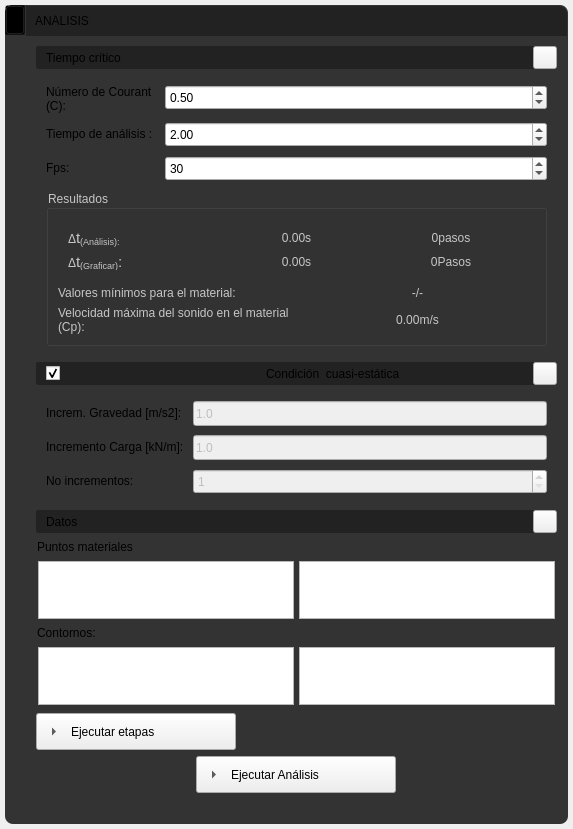
First picture: the form in app/ui/widget_draw_menu_execute.ui, repository edwinar13/MPM-UN, before the edit.
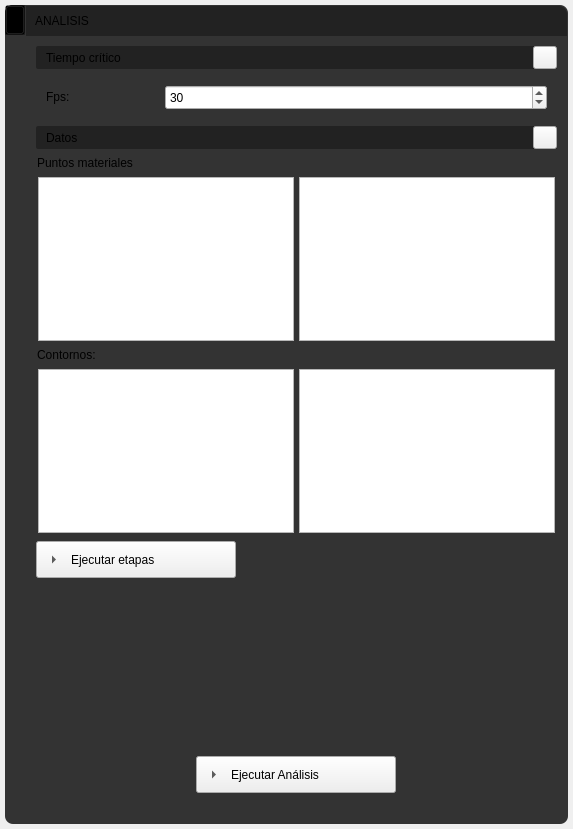
Second picture: the form after the edit. Icons and pictures are not drawn.

Commit message: refactor(etapas): PASO 1 limpieza — una sola fuente de verdad (ETAPAS)

Patch:
```diff
--- a/app/ui/widget_draw_menu_execute.ui
+++ b/app/ui/widget_draw_menu_execute.ui
@@ -1056,112 +1056,6 @@
                 <number>9</number>
                </property>
                <item row="0" column="0">
-                <widget class="QLabel" name="label_texExcute_5">
-                 <property name="minimumSize">
-                  <size>
-                   <width>110</width>
-                   <height>0</height>
-                  </size>
-                 </property>
-                 <property name="text">
-                  <string>Número de Courant (C):</string>
-                 </property>
-                 <property name="wordWrap">
-                  <bool>true</bool>
-                 </property>
-                 <property name="QLabelStyle" stdset="0">
-                  <number>3</number>
-                 </property>
-                </widget>
-               </item>
-               <item row="0" column="1">
-                <widget class="QDoubleSpinBox" name="doubleSpinBoxl_textExecuteNumberCourant">
-                 <property name="enabled">
-                  <bool>true</bool>
-                 </property>
-                 <property name="minimumSize">
-                  <size>
-                   <width>120</width>
-                   <height>25</height>
-                  </size>
-                 </property>
-                 <property name="suffix">
-                  <string/>
-                 </property>
-                 <property name="decimals">
-                  <number>2</number>
-                 </property>
-                 <property name="minimum">
-                  <double>0.100000000000000</double>
-                 </property>
-                 <property name="maximum">
-                  <double>1.000000000000000</double>
-                 </property>
-                 <property name="singleStep">
-                  <double>0.100000000000000</double>
-                 </property>
-                 <property name="value">
-                  <double>0.500000000000000</double>
-                 </property>
-                 <property name="QDoubleSpinBoxStyle" stdset="0">
-                  <number>1</number>
-                 </property>
-                </widget>
-               </item>
-               <item row="1" column="0">
-                <widget class="QLabel" name="label_texExcute_8">
-                 <property name="minimumSize">
-                  <size>
-                   <width>110</width>
-                   <height>0</height>
-                  </size>
-                 </property>
-                 <property name="text">
-                  <string>Tiempo de análisis :</string>
-                 </property>
-                 <property name="QLabelStyle" stdset="0">
-                  <number>3</number>
-                 </property>
-                </widget>
-               </item>
-               <item row="1" column="1">
-                <widget class="QDoubleSpinBox" name="doubleSpinBoxl_textExecuteTimeAnalysis">
-                 <property name="enabled">
-                  <bool>true</bool>
-                 </property>
-                 <property name="minimumSize">
-                  <size>
-                   <width>120</width>
-                   <height>25</height>
-                  </size>
-                 </property>
-                 <property name="suffix">
-                  <string/>
-                 </property>
-                 <property name="decimals">
-                  <number>2</number>
-                 </property>
-                 <property name="minimum">
-                  <double>0.100000000000000</double>
-                 </property>
-                 <property name="maximum">
-                  <double>100.000000000000000</double>
-                 </property>
-                 <property name="singleStep">
-                  <double>0.010000000000000</double>
-                 </property>
-                 <property name="stepType">
-                  <enum>QAbstractSpinBox::StepType::DefaultStepType</enum>
-                 </property>
-                 <property name="value">
-                  <double>2.000000000000000</double>
-                 </property>
-                 <property name="QDoubleSpinBoxStyle" stdset="0">
-                  <number>1</number>
-                 </property>
-                </widget>
-               </item>
-               <item row="2" column="0">
                 <widget class="QLabel" name="label_texExcute_10">
                  <property name="minimumSize">
                   <size>
@@ -1177,7 +1071,7 @@
                  </property>
                 </widget>
                </item>
-               <item row="2" column="1">
+               <item row="0" column="1">
                 <widget class="QSpinBox" name="doubleSpinBoxl_textExecuteFps">
                  <property name="minimumSize">
                   <size>
@@ -1201,388 +1095,6 @@
                   <number>10</number>
                  </property>
                  <property name="QSpinBoxStyle" stdset="0">
-                  <number>1</number>
-                 </property>
-                </widget>
-               </item>
-               <item row="3" column="0" colspan="2">
-                <widget class="QGroupBox" name="groupBox">
-                 <property name="styleSheet">
-                  <string notr="true">color: rgb(198, 198, 198);</string>
-                 </property>
-                 <property name="title">
-                  <string>Resultados</string>
-                 </property>
-                 <layout class="QVBoxLayout" name="verticalLayout_7">
-                  <item>
-                   <widget class="QFrame" name="frame">
-                    <property name="frameShape">
-                     <enum>QFrame::Shape::StyledPanel</enum>
-                    </property>
-                    <property name="frameShadow">
-                     <enum>QFrame::Shadow::Raised</enum>
-                    </property>
-                    <layout class="QGridLayout" name="gridLayout">
-                     <item row="0" column="2">
-                      <widget class="QLabel" name="label_texExcuteStepAnalysis">
-                       <property name="text">
-                        <string>0pasos</string>
-                       </property>
-                       <property name="alignment">
-                        <set>Qt::AlignmentFlag::AlignCenter</set>
-                       </property>
-                      </widget>
-                     </item>
-                     <item row="0" column="1">
-                      <widget class="QLabel" name="label_texExcuteDtAnalysis">
-                       <property name="text">
-                        <string>0.00s</string>
-                       </property>
-                       <property name="alignment">
-                        <set>Qt::AlignmentFlag::AlignCenter</set>
-                       </property>
-                      </widget>
-                     </item>
-                     <item row="0" column="0">
-                      <widget class="QLabel" name="label_texExcute_6">
-                       <property name="minimumSize">
-                        <size>
-                         <width>0</width>
-                         <height>0</height>
-                        </size>
-                       </property>
-                       <property name="text">
-                        <string>&lt;html&gt;&lt;head/&gt;&lt;body&gt;&lt;p&gt;Δ&lt;span style=&quot; font-size:11pt;&quot;&gt;t&lt;/span&gt;&lt;span style=&quot; font-size:11pt; vertical-align:sub;&quot;&gt;(Análisis):&lt;/span&gt;&lt;/p&gt;&lt;/body&gt;&lt;/html&gt;</string>
-                       </property>
-                       <property name="wordWrap">
-                        <bool>true</bool>
-                       </property>
-                       <property name="QLabelStyle" stdset="0">
-                        <number>3</number>
-                       </property>
-                      </widget>
-                     </item>
-                     <item row="1" column="0">
-                      <widget class="QLabel" name="label_texExcute_7">
-                       <property name="minimumSize">
-                        <size>
-                         <width>0</width>
-                         <height>0</height>
-                        </size>
-                       </property>
-                       <property name="text">
-                        <string>&lt;html&gt;&lt;head/&gt;&lt;body&gt;&lt;p&gt;Δ&lt;span style=&quot; font-size:11pt;&quot;&gt;t&lt;/span&gt;&lt;span style=&quot; font-size:11pt; vertical-align:sub;&quot;&gt;(Graficar)&lt;/span&gt;&lt;span style=&quot; font-size:11pt;&quot;&gt;:&lt;/span&gt;&lt;/p&gt;&lt;/body&gt;&lt;/html&gt;</string>
-                       </property>
-                       <property name="wordWrap">
-                        <bool>true</bool>
-                       </property>
-                       <property name="QLabelStyle" stdset="0">
-                        <number>3</number>
-                       </property>
-                      </widget>
-                     </item>
-                     <item row="1" column="1">
-                      <widget class="QLabel" name="label_texExcuteDtGraphic">
-                       <property name="text">
-                        <string>0.00s</string>
-                       </property>
-                       <property name="alignment">
-                        <set>Qt::AlignmentFlag::AlignCenter</set>
-                       </property>
-                      </widget>
-                     </item>
-                     <item row="1" column="2">
-                      <widget class="QLabel" name="label_texExcuteStepGraphic">
-                       <property name="text">
-                        <string>0Pasos</string>
-                       </property>
-                       <property name="alignment">
-                        <set>Qt::AlignmentFlag::AlignCenter</set>
-                       </property>
-                      </widget>
-                     </item>
-                    </layout>
-                   </widget>
-                  </item>
-                  <item>
-                   <layout class="QHBoxLayout" name="horizontalLayout_4">
-                    <item>
-                     <widget class="QLabel" name="label_texExcute_11">
-                      <property name="minimumSize">
-                       <size>
-                        <width>110</width>
-                        <height>0</height>
-                       </size>
-                      </property>
-                      <property name="text">
-                       <string>Valores mínimos para el material:</string>
-                      </property>
-                      <property name="scaledContents">
-                       <bool>false</bool>
-                      </property>
-                      <property name="wordWrap">
-                       <bool>true</bool>
-                      </property>
-                      <property name="QLabelStyle" stdset="0">
-                       <number>3</number>
-                      </property>
-                     </widget>
-                    </item>
-                    <item>
-                     <widget class="QLabel" name="label_texExcuteProperty">
-                      <property name="text">
-                       <string>-/-</string>
-                      </property>
-                      <property name="alignment">
-                       <set>Qt::AlignmentFlag::AlignCenter</set>
-                      </property>
-                     </widget>
-                    </item>
-                   </layout>
-                  </item>
-                  <item>
-                   <layout class="QHBoxLayout" name="horizontalLayout_3">
-                    <item>
-                     <widget class="QLabel" name="label_texExcute_9">
-                      <property name="minimumSize">
-                       <size>
-                        <width>110</width>
-                        <height>0</height>
-                       </size>
-                      </property>
-                      <property name="text">
-                       <string>Velocidad máxima del sonido en el material (Cp):</string>
-                      </property>
-                      <property name="scaledContents">
-                       <bool>false</bool>
-                      </property>
-                      <property name="wordWrap">
-                       <bool>true</bool>
-                      </property>
-                      <property name="QLabelStyle" stdset="0">
-                       <number>3</number>
-                      </property>
-                     </widget>
-                    </item>
-                    <item>
-                     <widget class="QLabel" name="label_texExcuteVelocityCp">
-                      <property name="text">
-                       <string>0.00m/s</string>
-                      </property>
-                      <property name="alignment">
-                       <set>Qt::AlignmentFlag::AlignCenter</set>
-                      </property>
-                     </widget>
-                    </item>
-                   </layout>
-                  </item>
-                 </layout>
-                </widget>
-               </item>
-              </layout>
-             </widget>
-            </item>
-            <item>
-             <widget class="QFrame" name="frame_ExecuteSubTitle3">
-              <property name="frameShape">
-               <enum>QFrame::Shape::StyledPanel</enum>
-              </property>
-              <property name="frameShadow">
-               <enum>QFrame::Shadow::Raised</enum>
-              </property>
-              <layout class="QHBoxLayout" name="horizontalLayout_18">
-               <property name="spacing">
-                <number>5</number>
-               </property>
-               <property name="leftMargin">
-                <number>10</number>
-               </property>
-               <property name="topMargin">
-                <number>0</number>
-               </property>
-               <property name="rightMargin">
-                <number>0</number>
-               </property>
-               <property name="bottomMargin">
-                <number>0</number>
-               </property>
-               <item>
-                <widget class="QCheckBox" name="checkBox_ExecuteAnalysisCE">
-                 <property name="text">
-                  <string/>
-                 </property>
-                 <property name="checked">
-                  <bool>true</bool>
-                 </property>
-                 <property name="QCheckBoxStyle" stdset="0">
-                  <number>2</number>
-                 </property>
-                </widget>
-               </item>
-               <item>
-                <widget class="QLabel" name="label_cardExecuteSubTitle3">
-                 <property name="minimumSize">
-                  <size>
-                   <width>262</width>
-                   <height>0</height>
-                  </size>
-                 </property>
-                 <property name="text">
-                  <string>Condición  cuasi-estática </string>
-                 </property>
-                 <property name="QLabelStyle" stdset="0">
-                  <number>2</number>
-                 </property>
-                </widget>
-               </item>
-               <item>
-                <widget class="QToolButton" name="toolButton_cardExecuteSubTitle3">
-                 <property name="text">
-                  <string/>
-                 </property>
-                 <property name="icon">
-                  <iconset>
-                   <normaloff>../resources/iconos/iconos_menu_draw_data/minimize.svg</normaloff>../resources/iconos/iconos_menu_draw_data/minimize.svg</iconset>
-                 </property>
-                 <property name="arrowType">
-                  <enum>Qt::ArrowType::NoArrow</enum>
-                 </property>
-                 <property name="QToolButtonSubTitleStyle" stdset="0">
-                  <number>1</number>
-                 </property>
-                </widget>
-               </item>
-              </layout>
-             </widget>
-            </item>
-            <item>
-             <widget class="QFrame" name="frame_Execute3">
-              <property name="frameShape">
-               <enum>QFrame::Shape::StyledPanel</enum>
-              </property>
-              <property name="frameShadow">
-               <enum>QFrame::Shadow::Raised</enum>
-              </property>
-              <layout class="QFormLayout" name="formLayout_2">
-               <property name="horizontalSpacing">
-                <number>9</number>
-               </property>
-               <property name="verticalSpacing">
-                <number>9</number>
-               </property>
-               <item row="1" column="0">
-                <widget class="QLabel" name="label_ExecuteAnalysisCE1">
-                 <property name="minimumSize">
-                  <size>
-                   <width>65</width>
-                   <height>0</height>
-                  </size>
-                 </property>
-                 <property name="text">
-                  <string>Incremento Carga [kN/m]:</string>
-                 </property>
-                 <property name="QLabelStyle" stdset="0">
-                  <number>3</number>
-                 </property>
-                </widget>
-               </item>
-               <item row="1" column="1">
-                <widget class="QLineEdit" name="lineEdit_ExecuteAnalysisCE_dincre">
-                 <property name="enabled">
-                  <bool>false</bool>
-                 </property>
-                 <property name="minimumSize">
-                  <size>
-                   <width>50</width>
-                   <height>25</height>
-                  </size>
-                 </property>
-                 <property name="text">
-                  <string>1.0</string>
-                 </property>
-                 <property name="QLineEditStyle" stdset="0">
-                  <number>1</number>
-                 </property>
-                </widget>
-               </item>
-               <item row="2" column="0">
-                <widget class="QLabel" name="label_ExecuteAnalysisCE2">
-                 <property name="minimumSize">
-                  <size>
-                   <width>65</width>
-                   <height>0</height>
-                  </size>
-                 </property>
-                 <property name="text">
-                  <string>No incrementos:</string>
-                 </property>
-                 <property name="QLabelStyle" stdset="0">
-                  <number>3</number>
-                 </property>
-                </widget>
-               </item>
-               <item row="2" column="1">
-                <widget class="QSpinBox" name="doubleSpinBoxl_ExecuteAnalysisCE_noIncre">
-                 <property name="enabled">
-                  <bool>false</bool>
-                 </property>
-                 <property name="minimumSize">
-                  <size>
-                   <width>120</width>
-                   <height>25</height>
-                  </size>
-                 </property>
-                 <property name="minimum">
-                  <number>1</number>
-                 </property>
-                 <property name="maximum">
-                  <number>10000</number>
-                 </property>
-                 <property name="singleStep">
-                  <number>1</number>
-                 </property>
-                 <property name="value">
-                  <number>1</number>
-                 </property>
-                 <property name="displayIntegerBase">
-                  <number>10</number>
-                 </property>
-                 <property name="QSpinBoxStyle" stdset="0">
-                  <number>1</number>
-                 </property>
-                </widget>
-               </item>
-               <item row="0" column="0">
-                <widget class="QLabel" name="label_ExecuteAnalysisCE1_2">
-                 <property name="minimumSize">
-                  <size>
-                   <width>65</width>
-                   <height>0</height>
-                  </size>
-                 </property>
-                 <property name="text">
-                  <string>Increm. Gravedad [m/s2]:</string>
-                 </property>
-                 <property name="QLabelStyle" stdset="0">
-                  <number>3</number>
-                 </property>
-                </widget>
-               </item>
-               <item row="0" column="1">
-                <widget class="QLineEdit" name="lineEdit_ExecuteAnalysisCE_dincreGrav">
-                 <property name="enabled">
-                  <bool>false</bool>
-                 </property>
-                 <property name="minimumSize">
-                  <size>
-                   <width>50</width>
-                   <height>25</height>
-                  </size>
-                 </property>
-                 <property name="text">
-                  <string>1.0</string>
-                 </property>
-                 <property name="QLineEditStyle" stdset="0">
                   <number>1</number>
                  </property>
                 </widget>
```
The commit also changes 7 other files.
